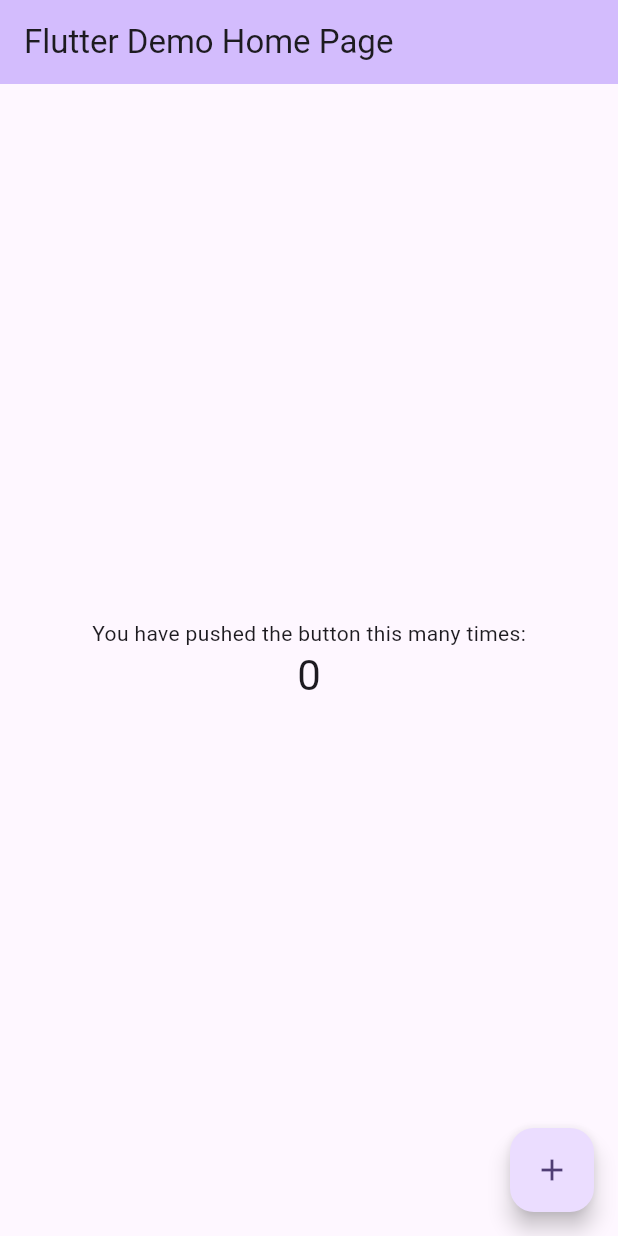
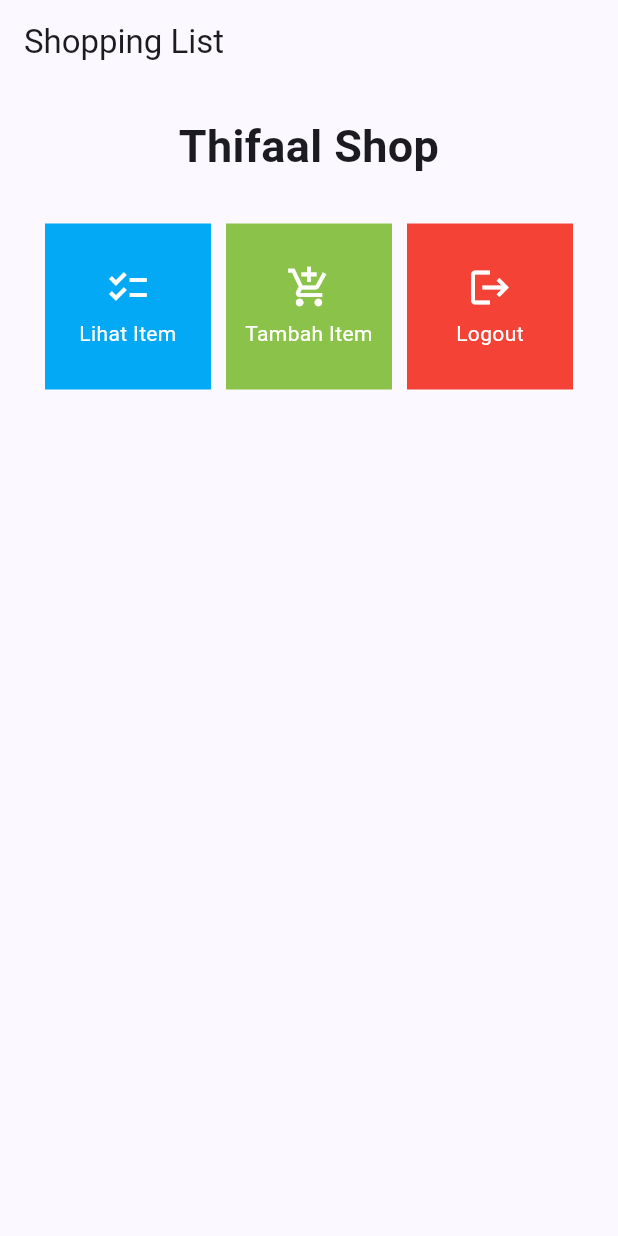
Before and after one commit to Thifaalinno/accoMobile, a Flutter app: the screen it shows after launch, on a phone screen of 412 x 824 dp. Run offline on Flutter 3.47's test engine with Material 2 defaults, Android fonts, the phone set to English and light mode, and no system bars.

Commit message:
fix error tugas 7

```diff
--- a/lib/main.dart
+++ b/lib/main.dart
@@ -1,4 +1,5 @@
 import 'package:flutter/material.dart';
+import 'package:acco_mobile/menu.dart';
 
 void main() {
   runApp(const MyApp());
@@ -11,7 +12,7 @@
   @override
   Widget build(BuildContext context) {
     return MaterialApp(
-      title: 'Flutter Demo',
+      title: 'accoMobile',
       theme: ThemeData(
         // This is the theme of your application.
         //
@@ -28,98 +29,10 @@
         //
         // This works for code too, not just values: Most code changes can be
         // tested with just a hot reload.
-        colorScheme: ColorScheme.fromSeed(seedColor: Colors.deepPurple),
+        colorScheme: ColorScheme.fromSeed(seedColor: Colors.indigo),
         useMaterial3: true,
       ),
-      home: const MyHomePage(title: 'Flutter Demo Home Page'),
+      home: MyHomePage()
     );
   }
 }
-
-class MyHomePage extends StatefulWidget {
-  const MyHomePage({super.key, required this.title});
-
-  // This widget is the home page of your application. It is stateful, meaning
-  // that it has a State object (defined below) that contains fields that affect
-  // how it looks.
-
-  // This class is the configuration for the state. It holds the values (in this
-  // case the title) provided by the parent (in this case the App widget) and
-  // used by the build method of the State. Fields in a Widget subclass are
-  // always marked "final".
-
-  final String title;
-
-  @override
-  State<MyHomePage> createState() => _MyHomePageState();
-}
-
-class _MyHomePageState extends State<MyHomePage> {
-  int _counter = 0;
-
-  void _incrementCounter() {
-    setState(() {
-      // This call to setState tells the Flutter framework that something has
-      // changed in this State, which causes it to rerun the build method below
-      // so that the display can reflect the updated values. If we changed
-      // _counter without calling setState(), then the build method would not be
-      // called again, and so nothing would appear to happen.
-      _counter++;
-    });
-  }
-
-  @override
-  Widget build(BuildContext context) {
-    // This method is rerun every time setState is called, for instance as done
-    // by the _incrementCounter method above.
-    //
-    // The Flutter framework has been optimized to make rerunning build methods
-    // fast, so that you can just rebuild anything that needs updating rather
-    // than having to individually change instances of widgets.
-    return Scaffold(
-      appBar: AppBar(
-        // TRY THIS: Try changing the color here to a specific color (to
-        // Colors.amber, perhaps?) and trigger a hot reload to see the AppBar
-        // change color while the other colors stay the same.
-        backgroundColor: Theme.of(context).colorScheme.inversePrimary,
-        // Here we take the value from the MyHomePage object that was created by
-        // the App.build method, and use it to set our appbar title.
-        title: Text(widget.title),
-      ),
-      body: Center(
-        // Center is a layout widget. It takes a single child and positions it
-        // in the middle of the parent.
-        child: Column(
-          // Column is also a layout widget. It takes a list of children and
-          // arranges them vertically. By default, it sizes itself to fit its
-          // children horizontally, and tries to be as tall as its parent.
-          //
-          // Column has various properties to control how it sizes itself and
-          // how it positions its children. Here we use mainAxisAlignment to
-          // center the children vertically; the main axis here is the vertical
-          // axis because Columns are vertical (the cross axis would be
-          // horizontal).
-          //
-          // TRY THIS: Invoke "debug painting" (choose the "Toggle Debug Paint"
-          // action in the IDE, or press "p" in the console), to see the
-          // wireframe for each widget.
-          mainAxisAlignment: MainAxisAlignment.center,
-          children: <Widget>[
-            const Text(
-              'You have pushed the button this many times:',
-            ),
-            Text(
-              '$_counter',
-              style: Theme.of(context).textTheme.headlineMedium,
-            ),
-          ],
-        ),
-      ),
-      floatingActionButton: FloatingActionButton(
-        onPressed: _incrementCounter,
-        tooltip: 'Increment',
-        child: const Icon(Icons.add),
-      ), // This trailing comma makes auto-formatting nicer for build methods.
-    );
-  }
-}
--- /dev/null
+++ b/lib/menu.dart
@@ -0,0 +1,121 @@
+import 'package:flutter/material.dart';
+
+class MyHomePage extends StatelessWidget {
+  MyHomePage({Key? key}) : super(key: key);
+
+  final List<ShopItem> items = [
+    ShopItem("Lihat Item", Icons.checklist, Colors.lightBlue),
+    ShopItem("Tambah Item", Icons.add_shopping_cart, Colors.lightGreen),
+    ShopItem("Logout", Icons.logout, Colors.red),
+  ];
+
+  // This widget is the home page of your application. It is stateful, meaning
+  // that it has a State object (defined below) that contains fields that affect
+  // how it looks.
+
+  // This class is the configuration for the state. It holds the values (in this
+  // case the title) provided by the parent (in this case the App widget) and
+  // used by the build method of the State. Fields in a Widget subclass are
+  // always marked "final".
+
+  @override
+  Widget build(BuildContext context) {
+    return Scaffold(
+      appBar: AppBar(
+        title: const Text(
+          'Shopping List',
+        ),
+      ),
+      body: SingleChildScrollView(
+        // Widget wrapper yang dapat discroll
+        child: Padding(
+          padding: const EdgeInsets.all(10.0), // Set padding dari halaman
+          child: Column(
+            // Widget untuk menampilkan children secara vertikal
+            children: <Widget>[
+              const Padding(
+                padding: EdgeInsets.only(top: 10.0, bottom: 10.0),
+                // Widget Text untuk menampilkan tulisan dengan alignment center dan style yang sesuai
+                child: Text(
+                  'Thifaal Shop', // Text yang menandakan Inventory
+                  textAlign: TextAlign.center,
+                  style: TextStyle(
+                    fontSize: 30,
+                    fontWeight: FontWeight.bold,
+                  ),
+                ),
+              ),
+              // Grid layout
+              GridView.count(
+                // Container pada card kita.
+                primary: true,
+                padding: const EdgeInsets.all(20),
+                crossAxisSpacing: 10,
+                mainAxisSpacing: 10,
+                crossAxisCount: 3,
+                shrinkWrap: true,
+                children: items.map((ShopItem item) {
+                  // Iterasi untuk setiap item
+                  return ShopCard(item);
+                }).toList(),
+              ),
+            ],
+          ),
+        ),
+      ),
+    );
+  }
+}
+
+class ShopItem {
+  final String name;
+  final IconData icon;
+  final Color color;
+
+  ShopItem(this.name, this.icon, this.color);
+}
+
+class ShopCard extends StatelessWidget {
+  final ShopItem item;
+
+  const ShopCard(this.item, {super.key}); // Constructor
+
+  @override
+  Widget build(BuildContext context) {
+    return Material(
+      color: item.color,
+      child: InkWell(
+        // Area responsive terhadap sentuhan
+        onTap: () {
+          // Memunculkan SnackBar ketika diklik
+          ScaffoldMessenger.of(context)
+            ..hideCurrentSnackBar()
+            ..showSnackBar(SnackBar(
+                content: Text("Kamu telah menekan tombol ${item.name}!")));
+        },
+        child: Container(
+          // Container untuk menyimpan Icon dan Text
+          padding: const EdgeInsets.all(8),
+          child: Center(
+            child: Column(
+              mainAxisAlignment: MainAxisAlignment.center,
+              children: [
+                Icon(
+                  item.icon,
+                  color: Colors.white,
+                  size: 30.0,
+                ),
+                const Padding(padding: EdgeInsets.all(3)),
+                Text(
+                  item.name,
+                  textAlign: TextAlign.center,
+                  style: const TextStyle(color: Colors.white),
+                ),
+              ],
+            ),
+          ),
+        ),
+      ),
+    );
+  }
+}
```
Also changed, not shown: 1 other file.
